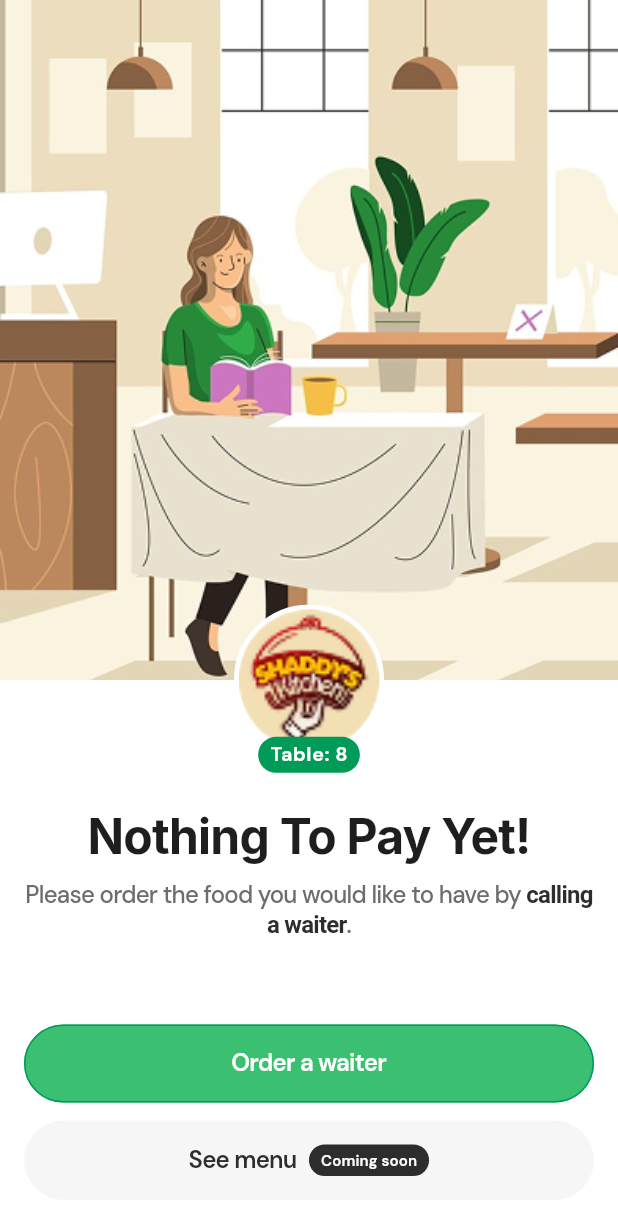
After one commit to PaygooApp/paygoo, a Flutter app: the WelcomeScreen screen opened directly, on a phone screen of 412 x 824 dp. The commit adds this screen. Shown: the top 1215 px of the screen. Run offline on Flutter 3.47's test engine with Material 3 defaults, Android fonts, the light colour scheme and no system bars; our stand-ins replace flutter_svg, google_fonts, loading_animation_widget; missing offline and left inert: sliding_action_button; project files that could hold a hidden picture were left out.

Commit message:
feat(#38): implement welcome screen

```diff
--- a/lib/screens/home_screen.dart
+++ b/lib/screens/home_screen.dart
@@ -15,6 +15,7 @@ import 'package:paygoo/mocks/order_items_mock.dart';
 import 'package:paygoo/mocks/payment_result_mock.dart';
 import 'package:paygoo/models/order_item.dart';
 import 'package:paygoo/screens/payment_result_screen.dart';
+import 'package:paygoo/screens/welcome_screen.dart';
 import 'package:paygoo/tokens/token_primitive_mode1.dart';
 import 'package:paygoo/utils/order_calculator.dart';
 
@@ -340,6 +341,15 @@ class _HomeScreenState extends State<HomeScreen> {
                             },
                             child: const Text('Test Loading Overlay'),
                           ),
+                          const SizedBox(height: 12),
+                          ElevatedButton(
+                            onPressed: () => Navigator.of(context).push(
+                              MaterialPageRoute(
+                                builder: (_) => const WelcomeScreen(),
+                              ),
+                            ),
+                            child: const Text('Test Welcome Screen'),
+                          ),
                           SizedBox(height: 30),
                         ],
                       ),
--- /dev/null
+++ b/lib/screens/welcome_screen.dart
@@ -0,0 +1,225 @@
+import 'package:flutter/material.dart';
+import 'package:paygoo/components/atoms/app_button.dart';
+import 'package:paygoo/tokens/token_primitive_mode1.dart';
+
+/// Welcome screen shown when a QR code has no assigned order.
+class WelcomeScreen extends StatelessWidget {
+  const WelcomeScreen({super.key});
+
+  @override
+  Widget build(BuildContext context) {
+    final screenHeight = MediaQuery.of(context).size.height;
+    final heroHeight = screenHeight * 0.55;
+    const logoSize = 100.0;
+    const logoOverlap = logoSize / 2;
+
+    return Scaffold(
+      backgroundColor: TokenPrimitiveMode1.basewhite,
+      body: Stack(
+        children: [
+          // Hero image - 70% of screen
+          Positioned(
+            top: 0,
+            left: 0,
+            right: 0,
+            height: heroHeight,
+            child: Image.asset('assets/hero_entry.png', fit: BoxFit.cover),
+          ),
+
+          // Restaurant logo - overlapping at bottom of hero image
+          Positioned(
+            top: heroHeight - logoOverlap,
+            left: 0,
+            right: 0,
+            child: Center(child: _buildLogoWithLabel(context, logoSize)),
+          ),
+
+          // Content below the logo
+          Positioned(
+            top: heroHeight + logoOverlap + 36,
+            left: 0,
+            right: 0,
+            bottom: 0,
+            child: _buildContent(context),
+          ),
+        ],
+      ),
+    );
+  }
+
+  Widget _buildLogoWithLabel(BuildContext context, double size) {
+    const labelHeight = 24.0;
+    const labelOverlap = labelHeight / 2;
+
+    return SizedBox(
+      width: size,
+      height: size + labelOverlap,
+      child: Stack(
+        clipBehavior: Clip.none,
+        children: [
+          // Logo circle
+          Container(
+            width: size,
+            height: size,
+            decoration: BoxDecoration(
+              shape: BoxShape.circle,
+              color: TokenPrimitiveMode1.basewhite,
+              border: Border.all(
+                color: TokenPrimitiveMode1.basewhite,
+                width: 3,
+              ),
+            ),
+            child: ClipOval(
+              child: Image.asset('assets/Logo1.png', fit: BoxFit.cover),
+            ),
+          ),
+          // Table label - overlapping 50% at bottom
+          Positioned(
+            bottom: 0,
+            left: 0,
+            right: 0,
+            child: Center(
+              child: Container(
+                padding: const EdgeInsets.symmetric(horizontal: 8, vertical: 2),
+                decoration: BoxDecoration(
+                  color: TokenPrimitiveMode1.primary500,
+                  borderRadius: BorderRadius.circular(
+                    TokenPrimitiveMode1.borderRadiusround.toDouble(),
+                  ),
+                ),
+                child: Text(
+                  'Table: 8',
+                  style: Theme.of(context).textTheme.bodySmall?.copyWith(
+                    fontSize: TokenPrimitiveMode1.typographyfontSizebodymd
+                        .toDouble(),
+                    color: TokenPrimitiveMode1.basewhite,
+                    fontWeight: FontWeight.w700,
+                  ),
+                ),
+              ),
+            ),
+          ),
+        ],
+      ),
+    );
+  }
+
+  Widget _buildContent(BuildContext context) {
+    final bottomSafeArea = MediaQuery.of(context).padding.bottom;
+    // Match payment result screen: 24px spacing + safe area
+    final bottomPadding = bottomSafeArea > 0 ? bottomSafeArea : 24.0;
+
+    return Padding(
+      padding: EdgeInsets.fromLTRB(16, 0, 16, bottomPadding),
+      child: Column(
+        mainAxisAlignment: MainAxisAlignment.spaceBetween,
+        children: [
+          // Text content
+          Column(
+            children: [
+              Text(
+                'Nothing To Pay Yet!',
+                style: Theme.of(context).textTheme.headlineLarge?.copyWith(
+                  color: TokenPrimitiveMode1.gray950,
+                ),
+                textAlign: TextAlign.center,
+              ),
+              const SizedBox(height: 12),
+              Text.rich(
+                TextSpan(
+                  style: Theme.of(context).textTheme.bodyLarge?.copyWith(
+                    color: TokenPrimitiveMode1.gray600,
+                    letterSpacing: -0.5,
+                    fontWeight: FontWeight.w500,
+                  ),
+                  children: [
+                    const TextSpan(
+                      text: 'Please order the food you would like to have by ',
+                    ),
+                    TextSpan(
+                      text: 'calling a waiter',
+                      style: TextStyle(
+                        color: TokenPrimitiveMode1.gray900,
+                        fontWeight: FontWeight.w600,
+                      ),
+                    ),
+                    const TextSpan(text: '.'),
+                  ],
+                ),
+                textAlign: TextAlign.center,
+              ),
+            ],
+          ),
+          // Buttons
+          Column(
+            children: [
+              AppButton(
+                text: 'Order a waiter',
+                onPressed: () {
+                  // TODO: Handle order waiter action
+                },
+                fullWidth: true,
+              ),
+              const SizedBox(height: 12),
+              SizedBox(
+                width: double.infinity,
+                child: ElevatedButton(
+                  onPressed: () {
+                    // TODO: Handle see menu action
+                  },
+                  style: ElevatedButton.styleFrom(
+                    backgroundColor: TokenPrimitiveMode1.gray100,
+                    foregroundColor: TokenPrimitiveMode1.gray900,
+                    elevation: 0,
+                    shadowColor: Colors.transparent,
+                    side: BorderSide.none,
+                    padding: const EdgeInsets.symmetric(vertical: 16),
+                    shape: RoundedRectangleBorder(
+                      borderRadius: BorderRadius.circular(100),
+                    ),
+                  ),
+                  child: Row(
+                    mainAxisSize: MainAxisSize.min,
+                    mainAxisAlignment: MainAxisAlignment.center,
+                    children: [
+                      Text(
+                        'See menu',
+                        style: Theme.of(context).textTheme.bodyLarge?.copyWith(
+                          fontWeight: FontWeight.w600,
+                          letterSpacing: -0.5,
+                          color: TokenPrimitiveMode1.gray900,
+                        ),
+                      ),
+                      const SizedBox(width: 8),
+                      Container(
+                        padding: const EdgeInsets.symmetric(
+                          horizontal: 8,
+                          vertical: 4,
+                        ),
+                        decoration: BoxDecoration(
+                          color: TokenPrimitiveMode1.gray900,
+                          borderRadius: BorderRadius.circular(
+                            TokenPrimitiveMode1.borderRadiusround.toDouble(),
+                          ),
+                        ),
+                        child: Text(
+                          'Coming soon',
+                          style: Theme.of(context).textTheme.labelLarge
+                              ?.copyWith(
+                                color: TokenPrimitiveMode1.basewhite,
+                                fontSize: 10,
+                                fontWeight: FontWeight.w600,
+                              ),
+                        ),
+                      ),
+                    ],
+                  ),
+                ),
+              ),
+            ],
+          ),
+        ],
+      ),
+    );
+  }
+}
```
Also changed, not shown: assets/Logo (2).png (added), assets/hero_entry.png (added), assets/shady.svg (added).
